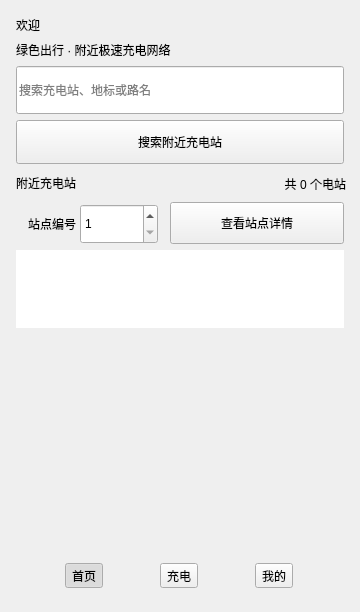
Before: the Qt Designer form client/mainwindow.ui in justinwills/ChargingPlatform, drawn with Qt 5.
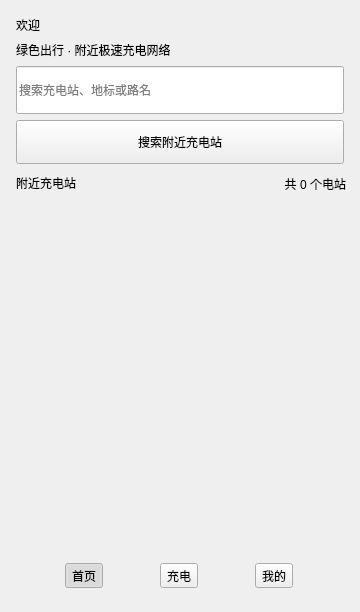
After: the same form once the commit is applied. The open tabs and pages were chosen to show the change. Custom widgets are drawn as their Qt base class.

Commit message: Make the 附近充电站 section on 首页 renders a list of individual station cards

Patch:
```diff
--- a/client/mainwindow.ui
+++ b/client/mainwindow.ui
@@ -294,6 +294,22 @@
     font-weight: 600;
 }
 QPushButton#pileStartBtn:hover { background: #004ac6; }
+QScrollArea#nearbyListArea, QScrollArea#nearbyListArea > QWidget > QWidget { background: transparent; border: none; }
+QFrame#stationCard {
+    background: #ffffff;
+    border: 1px solid #eaedff;
+    border-radius: 14px;
+}
+QPushButton#stationDetailBtn {
+    background: #2563eb;
+    color: #ffffff;
+    border: none;
+    border-radius: 9px;
+    padding: 6px 12px;
+    font-size: 12px;
+    font-weight: 600;
+}
+QPushButton#stationDetailBtn:hover { background: #004ac6; }
 QLabel#badgeCharging {
     background: #ffddb8;
     color: #653e00;
@@ -639,68 +655,50 @@
         <set>Qt::AlignRight|Qt::AlignVCenter</set>
        </property>
       </widget>
-      <widget class="QLabel" name="labelStationId">
+      <widget class="QScrollArea" name="nearbyListArea">
        <property name="geometry">
         <rect>
          <x>16</x>
-         <y>208</y>
-         <width>60</width>
-         <height>32</height>
-        </rect>
-       </property>
-       <property name="text">
-        <string>站点编号</string>
-       </property>
-       <property name="alignment">
-        <set>Qt::AlignRight|Qt::AlignVCenter</set>
-       </property>
-      </widget>
-      <widget class="QSpinBox" name="spinStationId">
-       <property name="geometry">
-        <rect>
-         <x>80</x>
-         <y>204</y>
-         <width>78</width>
-         <height>40</height>
-        </rect>
-       </property>
-       <property name="minimum">
-        <number>1</number>
-       </property>
-       <property name="maximum">
-        <number>99999</number>
-       </property>
-      </widget>
-      <widget class="QPushButton" name="BtnStationDetail">
-       <property name="geometry">
-        <rect>
-         <x>170</x>
          <y>202</y>
-         <width>174</width>
-         <height>42</height>
+         <width>328</width>
+         <height>320</height>
         </rect>
        </property>
-       <property name="text">
-        <string>查看站点详情</string>
+       <property name="frameShape">
+        <enum>QFrame::NoFrame</enum>
        </property>
+       <property name="widgetResizable">
+        <bool>true</bool>
+       </property>
+       <widget class="QWidget" name="nearbyListHost">
+        <property name="geometry">
+         <rect>
+          <x>0</x>
+          <y>0</y>
+          <width>326</width>
+          <height>318</height>
+         </rect>
+        </property>
+        <layout class="QVBoxLayout" name="nearbyListLayout">
+         <property name="leftMargin">
+          <number>0</number>
+         </property>
+         <property name="topMargin">
+          <number>0</number>
+         </property>
+         <property name="rightMargin">
+          <number>6</number>
+         </property>
+         <property name="bottomMargin">
+          <number>0</number>
+         </property>
+         <property name="spacing">
+          <number>10</number>
+         </property>
+        </layout>
+       </widget>
       </widget>
-      <widget class="QPlainTextEdit" name="stationResults">
-       <property name="geometry">
-        <rect>
-         <x>16</x>
-         <y>250</y>
-         <width>328</width>
-        <height>78</height>
-       </rect>
-      </property>
-      <property name="frameShape">
-       <enum>QFrame::NoFrame</enum>
-      </property>
-      <property name="readOnly">
-       <bool>true</bool>
-      </property>
      </widget>
-    </widget>
     <widget class="QWidget" name="pageStationDetail">
      <widget class="QPushButton" name="BtnStationBack">
       <property name="geometry">
```
The commit also changes 2 other files.
